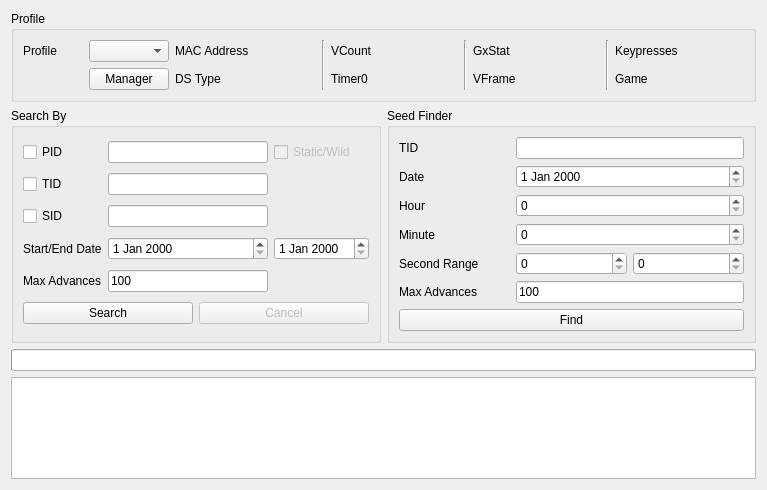
Before: the Qt Designer form Form/Gen5/IDs5.ui in Admiral-Fish/PokeFinder, drawn with Qt 5.
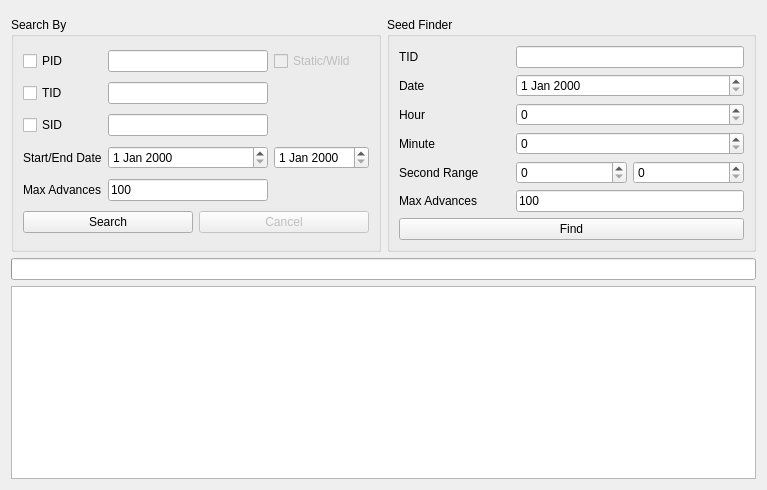
After: the same form once the commit is applied. Custom widgets are drawn as their Qt base class.

Commit message: Refactor profile display

What changed in the file:
```diff
--- a/Form/Gen5/IDs5.ui
+++ b/Form/Gen5/IDs5.ui
@@ -15,130 +15,7 @@
   </property>
   <layout class="QGridLayout" name="gridLayout">
    <item row="0" column="0" colspan="2">
-    <widget class="QGroupBox" name="groupBoxProfile">
-     <property name="title">
-      <string>Profile</string>
-     </property>
-     <layout class="QGridLayout" name="gridLayout_5">
-      <item row="0" column="0">
-       <widget class="QLabel" name="labelProfile">
-        <property name="text">
-         <string>Profile</string>
-        </property>
-       </widget>
-      </item>
-      <item row="0" column="1">
-       <widget class="QComboBox" name="comboBoxProfiles"/>
-      </item>
-      <item row="1" column="1">
-       <widget class="QPushButton" name="pushButtonProfileManager">
-        <property name="text">
-         <string>Manager</string>
-        </property>
-       </widget>
-      </item>
-      <item row="0" column="2">
-       <widget class="QLabel" name="labelProfileMACAddress">
-        <property name="text">
-         <string>MAC Address</string>
-        </property>
-       </widget>
-      </item>
-      <item row="0" column="3">
-       <widget class="QLabel" name="labelProfileMACAddressValue"/>
-      </item>
-      <item row="1" column="2">
-       <widget class="QLabel" name="labelProfileDSType">
-        <property name="text">
-         <string>DS Type</string>
-        </property>
-       </widget>
-      </item>
-      <item row="1" column="3">
-       <widget class="QLabel" name="labelProfileDSTypeValue"/>
-      </item>
-      <item row="0" column="4" rowspan="2">
-       <widget class="Line" name="line_3">
-        <property name="orientation">
-         <enum>Qt::Vertical</enum>
-        </property>
-       </widget>
-      </item>
-      <item row="0" column="5">
-       <widget class="QLabel" name="labelProfileVCount">
-        <property name="text">
-         <string>VCount</string>
-        </property>
-       </widget>
-      </item>
-      <item row="0" column="6">
-       <widget class="QLabel" name="labelProfileVCountValue"/>
-      </item>
-      <item row="1" column="5">
-       <widget class="QLabel" name="labelProfileTimer0">
-        <property name="text">
-         <string>Timer0</string>
-        </property>
-       </widget>
-      </item>
-      <item row="1" column="6">
-       <widget class="QLabel" name="labelProfileTimer0Value"/>
-      </item>
-      <item row="0" column="7" rowspan="2">
-       <widget class="Line" name="line_2">
-        <property name="orientation">
-         <enum>Qt::Vertical</enum>
-        </property>
-       </widget>
-      </item>
-      <item row="0" column="8">
-       <widget class="QLabel" name="labelProfileGxStat">
-        <property name="text">
-         <string>GxStat</string>
-        </property>
-       </widget>
-      </item>
-      <item row="0" column="9">
-       <widget class="QLabel" name="labelProfileGxStatValue"/>
-      </item>
-      <item row="1" column="8">
-       <widget class="QLabel" name="labelProfileVFrame">
-        <property name="text">
-         <string>VFrame</string>
-        </property>
-       </widget>
-      </item>
-      <item row="1" column="9">
-       <widget class="QLabel" name="labelProfileVFrameValue"/>
-      </item>
-      <item row="0" column="10" rowspan="2">
-       <widget class="Line" name="line">
-        <property name="orientation">
-         <enum>Qt::Vertical</enum>
-        </property>
-       </widget>
-      </item>
-      <item row="0" column="11">
-       <widget class="QLabel" name="labelProfileKeypresses">
-        <property name="text">
-         <string>Keypresses</string>
-        </property>
-       </widget>
-      </item>
-      <item row="0" column="12">
-       <widget class="QLabel" name="labelProfileKeypressesValue"/>
-      </item>
-      <item row="1" column="11">
-       <widget class="QLabel" name="labelProfileGame">
-        <property name="text">
-         <string>Game</string>
-        </property>
-       </widget>
-      </item>
-      <item row="1" column="12">
-       <widget class="QLabel" name="labelProfileGameValue"/>
-      </item>
-     </layout>
+    <widget class="ProfileDisplay5" name="profileDisplay" native="true">
     </widget>
    </item>
    <item row="1" column="0">
@@ -152,7 +29,7 @@
      <property name="title">
       <string>Search By</string>
      </property>
-     <layout class="QGridLayout" name="gridLayout_2">
+     <layout class="QGridLayout" name="gridLayout_1">
       <item row="0" column="0">
        <widget class="QCheckBox" name="checkBoxPID">
         <property name="text">
@@ -255,7 +132,7 @@
      <property name="title">
       <string>Seed Finder</string>
      </property>
-     <layout class="QGridLayout" name="gridLayout_4">
+     <layout class="QGridLayout" name="gridLayout_2">
       <item row="0" column="0">
        <widget class="QLabel" name="labelTID">
         <property name="text">
@@ -368,6 +245,12 @@
    <extends>QTableView</extends>
    <header>Form/Controls/TableView.hpp</header>
   </customwidget>
+  <customwidget>
+   <class>ProfileDisplay5</class>
+   <extends>QWidget</extends>
+   <header>Form/Gen5/Profile/ProfileDisplay5.hpp</header>
+   <container>1</container>
+  </customwidget>
   <customwidget>
    <class>DateEdit</class>
    <extends>QDateEdit</extends>
```
Left out of the diff: 2 changed lines with no effect on the pictures. The commit also changes 110 other files.
